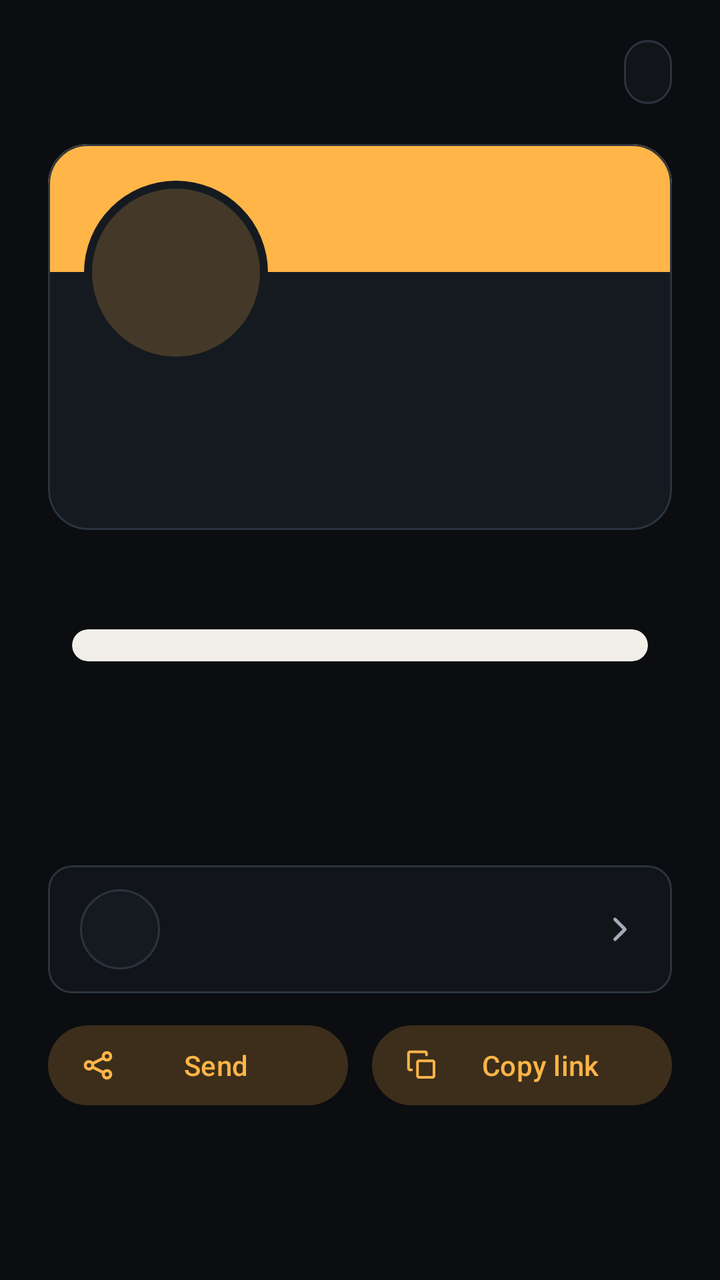
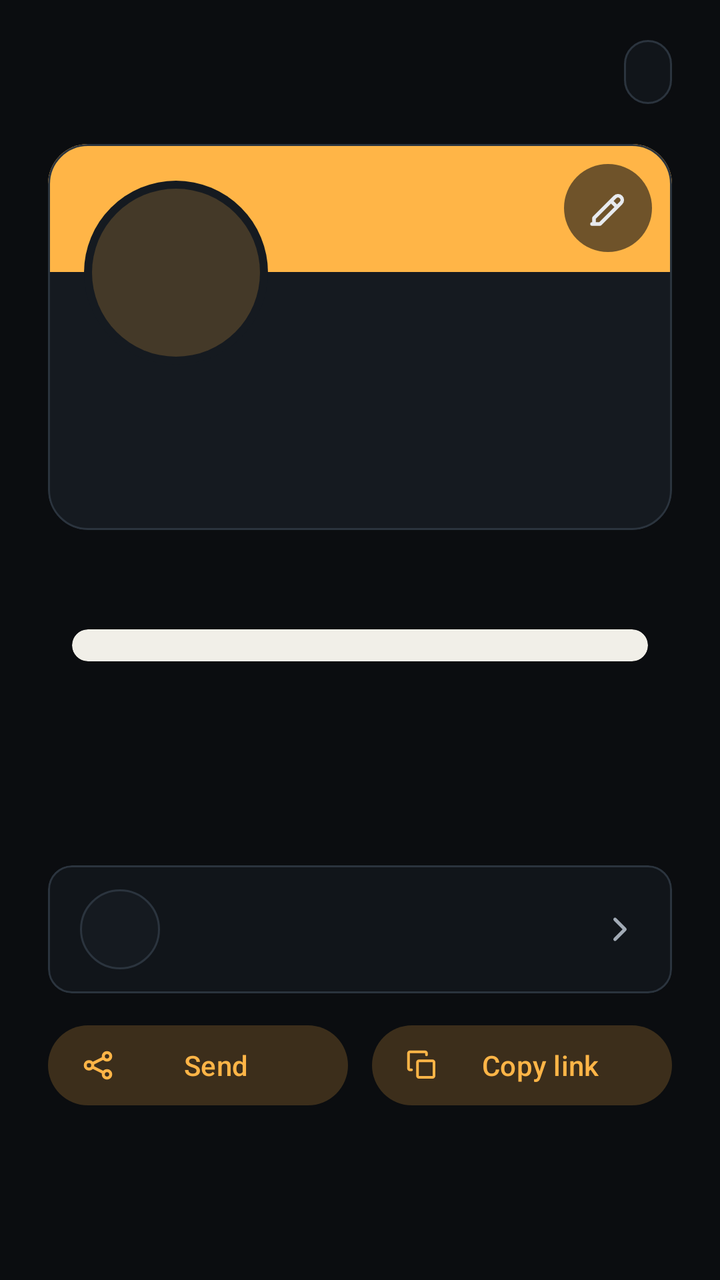

Screens rendered from an Android XML layout before and after an edit, with the pre-edit source and the edit as a unified diff.
<!-- AndroidManifest.xml: application theme Theme.Tilde -->
<!-- res/layout/panel_share.xml -->
<?xml version="1.0" encoding="utf-8"?>
<ScrollView xmlns:android="http://schemas.android.com/apk/res/android"
    xmlns:app="http://schemas.android.com/apk/res-auto"
    style="@style/Panel">

    <LinearLayout
        android:layout_width="match_parent"
        android:layout_height="wrap_content"
        android:orientation="vertical"
        android:paddingHorizontal="24dp"
        android:paddingTop="16dp"
        android:paddingBottom="24dp">

        <LinearLayout
            android:layout_width="match_parent"
            android:layout_height="wrap_content"
            android:gravity="center_vertical"
            android:orientation="horizontal">

            
            <TextView
                android:id="@+id/brand"
                android:layout_width="0dp"
                android:layout_height="wrap_content"
                android:layout_weight="1"
                android:background="?attr/selectableItemBackground"
                android:ellipsize="end"
                android:minHeight="40dp"
                android:gravity="center_vertical"
                android:singleLine="true"
                android:fontFamily="monospace"
                android:textColor="@color/text"
                android:textSize="16sp" />

            <TextView
                android:id="@+id/state"
                android:layout_width="wrap_content"
                android:layout_height="wrap_content"
                android:background="@drawable/bg_chip"
                android:foreground="?attr/selectableItemBackgroundBorderless"
                android:minHeight="32dp"
                android:gravity="center"
                android:paddingHorizontal="12dp"
                android:paddingVertical="4dp"
                android:textSize="13sp" />
        </LinearLayout>

        <include
            android:id="@+id/profile_card"
            layout="@layout/view_card"
            android:layout_width="match_parent"
            android:layout_height="wrap_content"
            android:layout_marginTop="16dp" />

        <com.google.android.material.button.MaterialButton
            android:id="@+id/set_up_profile"
            android:layout_width="wrap_content"
            android:layout_height="wrap_content"
            android:layout_gravity="center_horizontal"
            android:layout_marginTop="16dp"
            android:text="@string/set_up_profile"
            android:visibility="gone" />

        <TextView
            android:id="@+id/tagline"
            android:layout_width="match_parent"
            android:layout_height="wrap_content"
            android:layout_marginTop="4dp"
            android:gravity="center"
            android:textColor="@color/muted"
            android:textSize="16sp" />

        <com.google.android.material.card.MaterialCardView
            android:id="@+id/qr_card"
            android:layout_width="match_parent"
            android:layout_height="wrap_content"
            android:layout_marginHorizontal="12dp"
            android:layout_marginTop="24dp"
            app:cardBackgroundColor="@color/qr_light"
            app:cardCornerRadius="20dp"
            app:cardElevation="0dp"
            app:strokeWidth="0dp">

            <ImageView
                android:id="@+id/qr"
                android:layout_width="match_parent"
                android:layout_height="wrap_content"
                android:adjustViewBounds="true"
                android:contentDescription="@string/qr_description"
                android:padding="8dp"
                android:scaleType="fitCenter" />
        </com.google.android.material.card.MaterialCardView>

        
        <TextView
            android:id="@+id/qr_opens"
            android:layout_width="match_parent"
            android:layout_height="wrap_content"
            android:layout_marginTop="12dp"
            android:ellipsize="middle"
            android:gravity="center"
            android:singleLine="true"
            android:textColor="@color/text"
            android:textSize="16sp" />

        
        <HorizontalScrollView
            android:id="@+id/quick_switch_scroll"
            android:layout_width="match_parent"
            android:layout_height="wrap_content"
            android:layout_marginTop="12dp"
            android:scrollbars="none">

            <com.google.android.material.chip.ChipGroup
                android:id="@+id/quick_switch"
                android:layout_width="wrap_content"
                android:layout_height="wrap_content"
                app:selectionRequired="true"
                app:singleLine="true"
                app:singleSelection="true" />
        </HorizontalScrollView>

        <LinearLayout
            android:id="@+id/wifi_missing"
            android:layout_width="match_parent"
            android:layout_height="wrap_content"
            android:layout_marginTop="24dp"
            android:gravity="center"
            android:orientation="vertical"
            android:visibility="gone">

            <TextView
                style="@style/Hint"
                android:gravity="center"
                android:text="@string/wifi_missing" />

            <com.google.android.material.button.MaterialButton
                android:id="@+id/open_settings"
                style="@style/Widget.Material3.Button.TonalButton"
                android:layout_width="wrap_content"
                android:layout_height="wrap_content"
                android:layout_marginTop="8dp"
                android:text="@string/open_settings" />
        </LinearLayout>

        <TextView
            android:id="@+id/iphone_hint"
            android:layout_width="match_parent"
            android:layout_height="wrap_content"
            android:layout_marginTop="12dp"
            android:gravity="center"
            android:textColor="@color/accent"
            android:textSize="15sp" />

        <com.google.android.material.button.MaterialButton
            android:id="@+id/nfc_settings"
            style="@style/Widget.Material3.Button.TonalButton"
            android:layout_width="wrap_content"
            android:layout_height="wrap_content"
            android:layout_gravity="center_horizontal"
            android:layout_marginTop="12dp"
            android:text="@string/open_nfc_settings"
            android:visibility="gone" />

        <com.google.android.material.card.MaterialCardView
            android:id="@+id/share_row"
            style="@style/Widget.Material3.CardView.Outlined"
            android:layout_width="match_parent"
            android:layout_height="wrap_content"
            android:layout_marginTop="24dp"
            android:clickable="true"
            android:focusable="true"
            app:cardBackgroundColor="@color/panel"
            app:strokeColor="@color/line_strong">

            <include android:id="@+id/share_row_content" layout="@layout/row_preset" />
        </com.google.android.material.card.MaterialCardView>

        
        <LinearLayout
            android:id="@+id/share_actions"
            android:layout_width="match_parent"
            android:layout_height="wrap_content"
            android:layout_marginTop="12dp"
            android:orientation="horizontal">

            <com.google.android.material.button.MaterialButton
                android:id="@+id/share_send"
                style="@style/Widget.Material3.Button.TonalButton.Icon"
                android:layout_width="0dp"
                android:layout_height="wrap_content"
                android:layout_weight="1"
                android:text="@string/share_send"
                app:icon="@drawable/ic_nav_share" />

            <com.google.android.material.button.MaterialButton
                android:id="@+id/share_copy"
                style="@style/Widget.Material3.Button.TonalButton.Icon"
                android:layout_width="0dp"
                android:layout_height="wrap_content"
                android:layout_marginStart="12dp"
                android:layout_weight="1"
                android:text="@string/share_copy"
                app:icon="@drawable/ic_copy" />
        </LinearLayout>

        <TextView
            android:id="@+id/meta"
            android:layout_width="match_parent"
            android:layout_height="wrap_content"
            android:layout_marginTop="10dp"
            android:fontFamily="monospace"
            android:gravity="center"
            android:textColor="@color/dim"
            android:textSize="12sp" />
    </LinearLayout>
</ScrollView>
<!-- res/layout/view_card.xml (included above) -->
<?xml version="1.0" encoding="utf-8"?>
<com.google.android.material.card.MaterialCardView xmlns:android="http://schemas.android.com/apk/res/android"
    xmlns:app="http://schemas.android.com/apk/res-auto"
    android:layout_width="match_parent"
    android:layout_height="wrap_content"
    app:cardBackgroundColor="@color/panel_raised"
    app:cardCornerRadius="20dp"
    app:cardElevation="0dp"
    app:strokeColor="@color/line_strong"
    app:strokeWidth="1dp">

    
    <LinearLayout
        android:layout_width="match_parent"
        android:layout_height="wrap_content"
        android:orientation="vertical"
        android:paddingBottom="18dp">

        
        <View
            android:id="@+id/card_band"
            android:layout_width="match_parent"
            android:layout_height="64dp"
            android:background="@color/accent" />

        
        <FrameLayout
            android:layout_width="92dp"
            android:layout_height="92dp"
            android:layout_marginStart="18dp"
            android:layout_marginTop="-46dp"
            android:background="@drawable/bg_avatar_ring"
            android:padding="4dp">

            <include
                android:id="@+id/card_avatar"
                layout="@layout/view_avatar"
                android:layout_width="match_parent"
                android:layout_height="match_parent" />
        </FrameLayout>

        <TextView
            android:id="@+id/name"
            android:layout_width="match_parent"
            android:layout_height="wrap_content"
            android:layout_marginHorizontal="20dp"
            android:layout_marginTop="10dp"
            android:textColor="@color/text"
            android:textSize="24sp"
            android:textStyle="bold" />

        <TextView
            android:id="@+id/card_title"
            android:layout_width="match_parent"
            android:layout_height="wrap_content"
            android:layout_marginHorizontal="20dp"
            android:layout_marginTop="2dp"
            android:textColor="@color/muted"
            android:textSize="15sp" />
    </LinearLayout>
</com.google.android.material.card.MaterialCardView>
<!-- res/layout/row_preset.xml (included above) -->
<?xml version="1.0" encoding="utf-8"?>
<LinearLayout xmlns:android="http://schemas.android.com/apk/res/android"
    xmlns:app="http://schemas.android.com/apk/res-auto"
    android:layout_width="match_parent"
    android:layout_height="wrap_content"
    android:background="?attr/selectableItemBackground"
    android:gravity="center_vertical"
    android:minHeight="64dp"
    android:orientation="horizontal"
    android:paddingHorizontal="16dp"
    android:paddingVertical="10dp">

    
    <FrameLayout
        android:layout_width="40dp"
        android:layout_height="40dp"
        android:background="@drawable/bg_monogram">

        <ImageView
            android:id="@+id/logo"
            android:layout_width="22dp"
            android:layout_height="22dp"
            android:layout_gravity="center"
            android:importantForAccessibility="no" />

        <TextView
            android:id="@+id/monogram"
            android:layout_width="match_parent"
            android:layout_height="match_parent"
            android:fontFamily="monospace"
            android:gravity="center"
            android:textColor="@color/accent"
            android:textSize="15sp"
            android:textStyle="bold" />
    </FrameLayout>

    <LinearLayout
        android:layout_width="0dp"
        android:layout_height="wrap_content"
        android:layout_marginStart="14dp"
        android:layout_weight="1"
        android:orientation="vertical">

        <TextView
            android:id="@+id/title"
            android:layout_width="match_parent"
            android:layout_height="wrap_content"
            android:textColor="@color/text"
            android:textSize="16sp" />

        <TextView
            android:id="@+id/subtitle"
            android:layout_width="match_parent"
            android:layout_height="wrap_content"
            android:layout_marginTop="2dp"
            android:ellipsize="end"
            android:maxLines="1"
            android:textColor="@color/muted"
            android:textSize="13sp" />

        
        <TextView
            android:id="@+id/note"
            android:layout_width="match_parent"
            android:layout_height="wrap_content"
            android:layout_marginTop="2dp"
            android:text="@string/iphone_scan_only"
            android:textColor="@color/accent"
            android:textSize="13sp"
            android:visibility="gone" />
    </LinearLayout>

    
    <ImageView
        android:id="@+id/star"
        android:layout_width="40dp"
        android:layout_height="40dp"
        android:layout_marginStart="4dp"
        android:background="?attr/selectableItemBackgroundBorderless"
        android:contentDescription="@string/picker_star"
        android:padding="9dp"
        android:src="@drawable/ic_star"
        android:visibility="gone"
        app:tint="@color/muted" />

    
    <TextView
        android:id="@+id/set_up"
        android:layout_width="wrap_content"
        android:layout_height="wrap_content"
        android:layout_marginStart="8dp"
        android:text="@string/picker_set_up"
        android:textColor="@color/accent"
        android:textSize="14sp"
        android:textStyle="bold"
        android:visibility="gone" />

    <ImageView
        android:id="@+id/end"
        android:layout_width="20dp"
        android:layout_height="20dp"
        android:layout_marginStart="8dp"
        android:importantForAccessibility="no"
        android:src="@drawable/ic_chevron"
        app:tint="@color/muted" />
</LinearLayout>
<!-- res/layout/view_avatar.xml (included above) -->
<?xml version="1.0" encoding="utf-8"?>
<FrameLayout xmlns:android="http://schemas.android.com/apk/res/android"
    xmlns:app="http://schemas.android.com/apk/res-auto"
    android:layout_width="match_parent"
    android:layout_height="match_parent">

    <TextView
        android:id="@+id/avatar_initials"
        android:layout_width="match_parent"
        android:layout_height="match_parent"
        android:background="@drawable/bg_avatar"
        android:gravity="center"
        android:textColor="@color/accent"
        android:textSize="24sp"
        android:textStyle="bold" />

    <com.google.android.material.imageview.ShapeableImageView
        android:id="@+id/avatar_photo"
        android:layout_width="match_parent"
        android:layout_height="match_parent"
        android:importantForAccessibility="no"
        android:scaleType="centerCrop"
        android:visibility="gone"
        app:shapeAppearanceOverlay="@style/Circle" />
</FrameLayout>
<!-- resources referenced by this layout -->
<resources>
  <color name="accent">#FFB547</color>
  <color name="dim">#8A94A0</color>
  <color name="line_strong">#2B343E</color>
  <color name="muted">#A2ABB6</color>
  <color name="panel">#11151A</color>
  <color name="panel_raised">#151A20</color>
  <color name="qr_light">#F1EFE8</color>
  <color name="text">#E7EAEE</color>
  <!-- drawable bg_avatar (drawable) -->
  <?xml version="1.0" encoding="utf-8"?>
  <shape xmlns:android="http://schemas.android.com/apk/res/android" android:shape="oval">
      <solid android:color="@color/accent_soft" />
  </shape>
  <!-- drawable bg_avatar_ring (drawable) -->
  <?xml version="1.0" encoding="utf-8"?>
  <shape xmlns:android="http://schemas.android.com/apk/res/android" android:shape="oval">
      <solid android:color="@color/panel_raised" />
  </shape>
  <!-- drawable bg_chip (drawable) -->
  <?xml version="1.0" encoding="utf-8"?>
  <shape xmlns:android="http://schemas.android.com/apk/res/android">
      <corners android:radius="999dp" />
      <solid android:color="@color/panel" />
      <stroke android:width="1dp" android:color="@color/line_strong" />
  </shape>
  <!-- drawable bg_monogram (drawable) -->
  <?xml version="1.0" encoding="utf-8"?>
  <shape xmlns:android="http://schemas.android.com/apk/res/android" android:shape="oval">
      <solid android:color="@color/panel_raised" />
      <stroke android:width="1dp" android:color="@color/line_strong" />
  </shape>
  <string name="iphone_scan_only">iPhone: scan the code</string>
  <string name="open_nfc_settings">Turn on NFC</string>
  <string name="open_settings">Open settings</string>
  <string name="picker_set_up">Set up</string>
  <string name="picker_star">Show in the quick-switch row</string>
  <string name="qr_description">QR code for what a tap shares</string>
  <string name="set_up_profile">Set up your profile</string>
  <string name="share_copy">Copy link</string>
  <string name="share_send">Send</string>
  <string name="wifi_missing">Add the Wi-Fi name and password in Settings to share it.</string>
  <style name="Circle">
          <item name="cornerFamily">rounded</item>
          <item name="cornerSize">50%</item>
      </style>
  <style name="Hint">
          <item name="android:layout_width">match_parent</item>
          <item name="android:layout_height">wrap_content</item>
          <item name="android:textColor">@color/muted</item>
          <item name="android:textSize">14sp</item>
      </style>
  <style name="Panel">
          <item name="android:layout_width">match_parent</item>
          <item name="android:layout_height">match_parent</item>
          <item name="android:fillViewport">true</item>
      </style>
  <color name="accent_soft">#33FFB547</color>
  <color name="bg">#0B0D10</color>
  <color name="line">#1F262E</color>
  <style name="ThemeOverlay.Tilde.BottomSheet" parent="ThemeOverlay.Material3.BottomSheetDialog">
          <item name="colorSurfaceContainerLow">@color/panel</item>
      </style>
  <!-- unchanged entries left out for length: 5 -->
</resources>

<!-- the commit's change to res/layout/panel_share.xml (unified diff, before → after) -->
@@ -45,12 +45,30 @@
                 android:textSize="13sp" />
         </LinearLayout>
 
-        <include
-            android:id="@+id/profile_card"
-            layout="@layout/view_card"
-            android:layout_width="match_parent"
-            android:layout_height="wrap_content"
-            android:layout_marginTop="16dp" />
+        
+        <FrameLayout
+            android:layout_width="match_parent"
+            android:layout_height="wrap_content"
+            android:layout_marginTop="16dp">
+
+            <include
+                android:id="@+id/profile_card"
+                layout="@layout/view_card"
+                android:layout_width="match_parent"
+                android:layout_height="wrap_content" />
+
+            <ImageButton
+                android:id="@+id/card_edit"
+                android:layout_width="44dp"
+                android:layout_height="44dp"
+                android:layout_gravity="top|end"
+                android:layout_margin="10dp"
+                android:background="@drawable/bg_edit_button"
+                android:contentDescription="@string/edit_card"
+                android:padding="11dp"
+                android:src="@drawable/ic_edit"
+                app:tint="@color/text" />
+        </FrameLayout>
 
         <com.google.android.material.button.MaterialButton
             android:id="@+id/set_up_profile"
<!-- resource entries referenced after the edit -->
@@ -25,12 +25,29 @@
       <solid android:color="@color/panel" />
       <stroke android:width="1dp" android:color="@color/line_strong" />
   </shape>
+  <!-- drawable bg_edit_button (drawable) -->
+  <?xml version="1.0" encoding="utf-8"?>
+  <ripple xmlns:android="http://schemas.android.com/apk/res/android" android:color="#33FFFFFF">
+      <item>
+          <shape android:shape="oval">
+              <solid android:color="#99101318" />
+          </shape>
+      </item>
+  </ripple>
   <!-- drawable bg_monogram (drawable) -->
   <?xml version="1.0" encoding="utf-8"?>
   <shape xmlns:android="http://schemas.android.com/apk/res/android" android:shape="oval">
       <solid android:color="@color/panel_raised" />
       <stroke android:width="1dp" android:color="@color/line_strong" />
   </shape>
+  <!-- drawable ic_edit (drawable) -->
+  <?xml version="1.0" encoding="utf-8"?>
+  <vector xmlns:android="http://schemas.android.com/apk/res/android"
+      android:width="24dp" android:height="24dp" android:viewportWidth="24" android:viewportHeight="24">
+      <path android:fillColor="#00000000" android:strokeColor="#FFE7EAEE" android:strokeWidth="1.8"
+          android:strokeLineCap="round" android:strokeLineJoin="round" android:pathData="M4,20h4L18.5,9.5a2.12,2.12 0,0 0,-3 -3L5,17v3zM13.5,8.5l3,3" />
+  </vector>
+  <string name="edit_card">Edit card</string>
   <string name="iphone_scan_only">iPhone: scan the code</string>
   <string name="open_nfc_settings">Turn on NFC</string>
   <string name="open_settings">Open settings</string>
